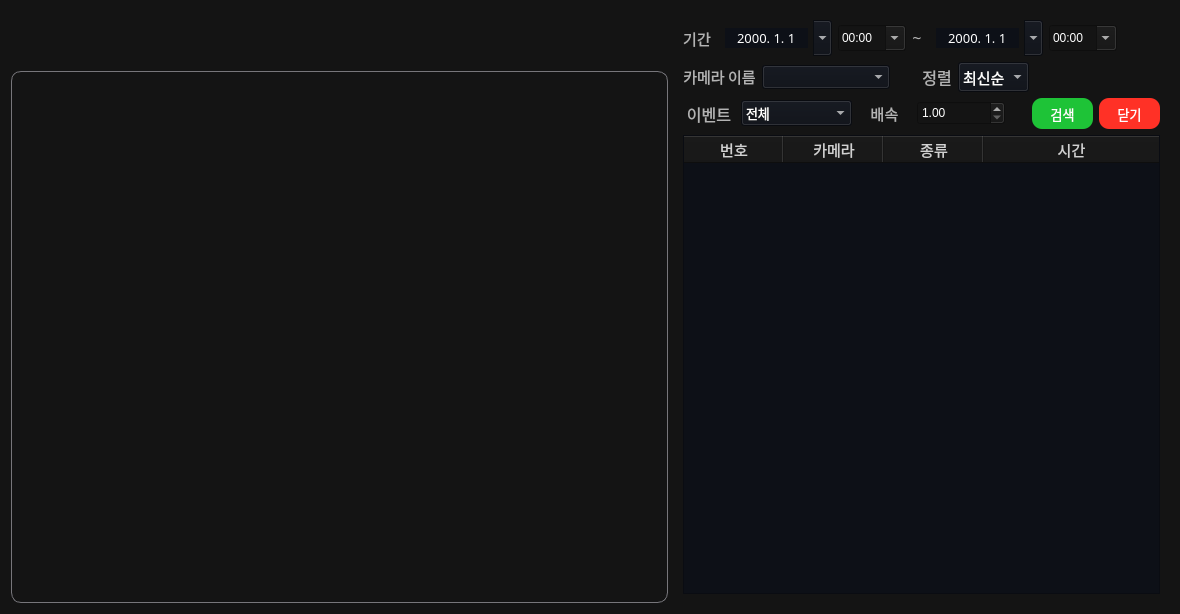
This is ui/search.ui in diddytpq/MS-AI-Viewer as Qt 5 draws it before an edit. The edited form follows.
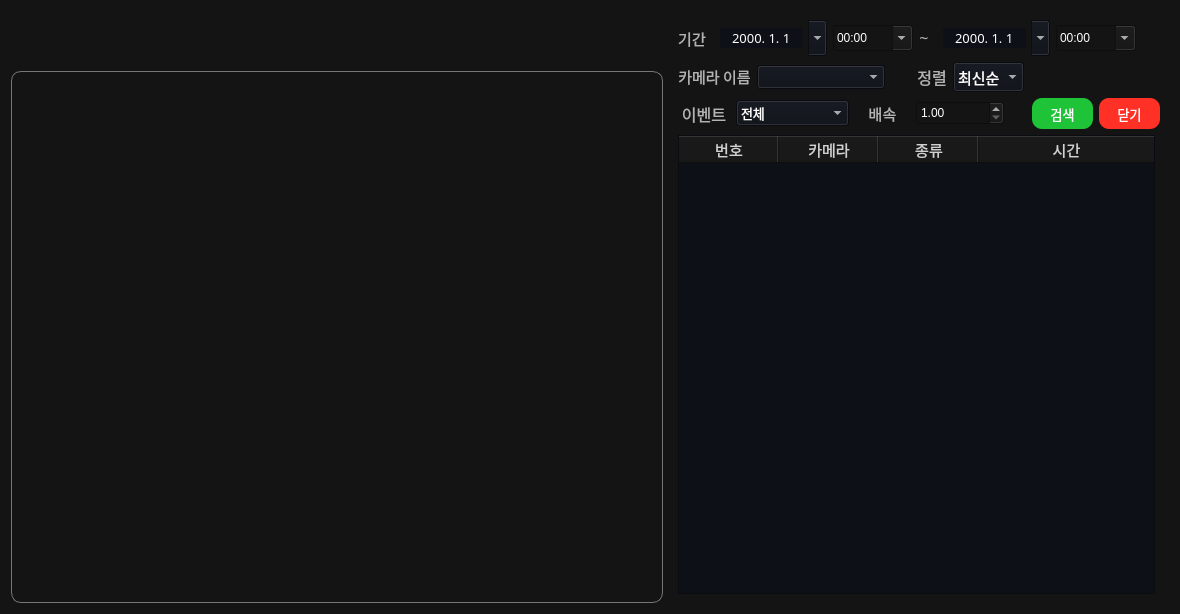
This is the edited form. Icons and pictures are not drawn.

Commit message: EDIT : search date box size

Diff of the .ui file:
```diff
--- a/ui/search.ui
+++ b/ui/search.ui
@@ -125,6 +125,12 @@
          <verstretch>0</verstretch>
         </sizepolicy>
        </property>
+       <property name="maximumSize">
+        <size>
+         <width>500</width>
+         <height>16777215</height>
+        </size>
+       </property>
        <layout class="QHBoxLayout" name="horizontalLayout_2">
         <item>
          <layout class="QVBoxLayout" name="verticalLayout_3">
@@ -239,8 +245,8 @@
                  <widget class="QComboBox" name="time_hour_start_box">
                   <property name="minimumSize">
                    <size>
-                    <width>68</width>
-                    <height>0</height>
+                    <width>80</width>
+                    <height>24</height>
                    </size>
                   </property>
                   <property name="maximumSize">
@@ -497,8 +503,8 @@
                <widget class="QComboBox" name="time_hour_end_box">
                 <property name="minimumSize">
                  <size>
-                  <width>68</width>
-                  <height>0</height>
+                  <width>80</width>
+                  <height>24</height>
                  </size>
                 </property>
                 <property name="maximumSize">
@@ -1063,7 +1069,7 @@
             <property name="minimumSize">
              <size>
               <width>477</width>
-              <height>0</height>
+              <height>5</height>
              </size>
             </property>
             <property name="maximumSize">
```
The commit also changes 1 other file.
